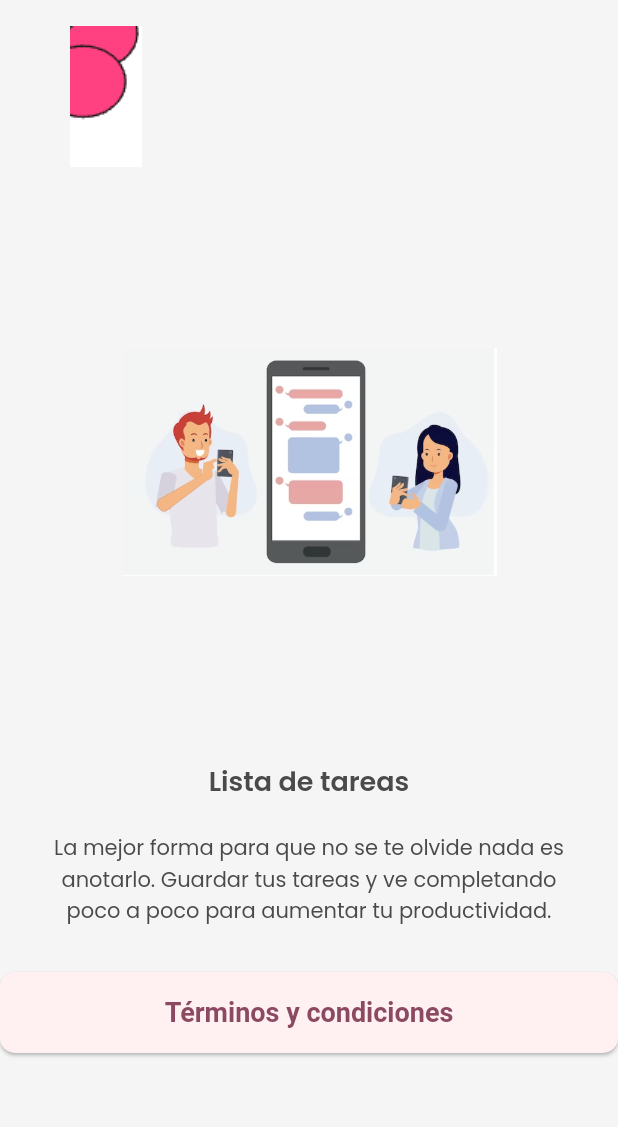
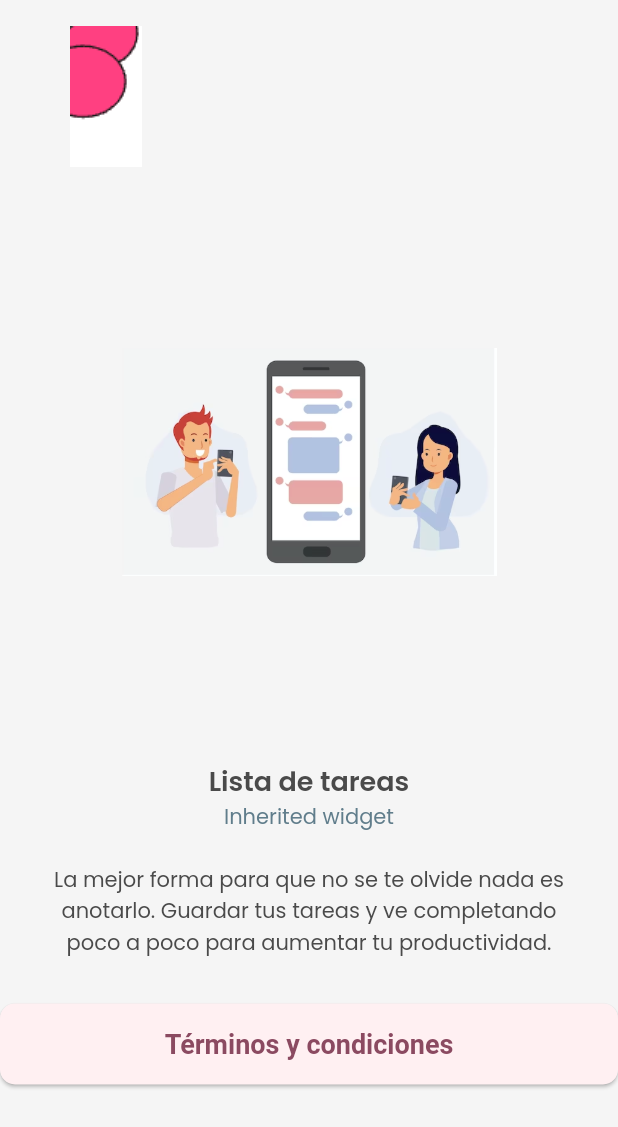
Before and after one commit to Lorena2387/lista_tareas, a Flutter app: the screen it shows after launch, on a phone screen of 412 x 824 dp. Shown: the top 1127 px of the screen. Run offline on Flutter 3.47's test engine with Material 2 defaults, Android fonts, the phone set to English and light mode, and no system bars; our stand-ins replace shared_preferences.

Commit message:
implementation of inherited widget and provider

```diff
--- a/lista_tareas/lib/app/app.dart
+++ b/lista_tareas/lib/app/app.dart
@@ -1,4 +1,5 @@
 import 'package:flutter/material.dart';
+import 'package:lista_tareas/app/view/home/inherited_widgets.dart';
 import 'package:lista_tareas/app/view/splash/splash_view.dart';
 //import 'package:lista_tareas/app/view/splash.dart';
 //import 'package:lista_tareas/app/view/task_list.dart';
@@ -12,7 +13,9 @@ class MyApp extends StatelessWidget {
     const primary = Color(0xFFF48FB1);
     const textColor = Color(0xFF4A4A4A);
     const backgroundColor = Color(0xFFF5F5F5);
-    return MaterialApp(
+    return SpecialColor(
+      color: Colors.blueGrey,
+      child: MaterialApp(
         debugShowCheckedModeBanner: false,
         title: 'Flutter Demo',
         theme: ThemeData(
@@ -42,6 +45,7 @@ class MyApp extends StatelessWidget {
           useMaterial3: true,
         ),
         home: SplashView(),
+      ),
     );
   }
 }
--- a/lista_tareas/lib/app/view/splash/splash_view.dart
+++ b/lista_tareas/lib/app/view/splash/splash_view.dart
@@ -3,6 +3,7 @@ import 'package:flutter/material.dart';
 
 import 'package:lista_tareas/app/view/components/h1.dart';
 import 'package:lista_tareas/app/view/components/shape.dart';
+import 'package:lista_tareas/app/view/home/inherited_widgets.dart';
 //import 'package:lista_tareas/app/view/components/shape.dart';
 import 'package:lista_tareas/app/view/task_list/task_list_view.dart';
 import 'package:url_launcher/url_launcher.dart';
@@ -30,6 +31,10 @@ class SplashView extends StatelessWidget {
           ),
           const H1(
             'Lista de tareas',
+          ),
+          Text(
+            'Inherited widget',
+            style: TextStyle(color: SpecialColor.of(context).color),
           ),
           const SizedBox(
             height: 21,
--- a/lista_tareas/pubspec.yaml
+++ b/lista_tareas/pubspec.yaml
@@ -41,6 +41,7 @@ dependencies:
 dev_dependencies:
   flutter_test:
     sdk: flutter
+  provider: ^6.0.5
 
   # The "flutter_lints" package below contains a set of recommended lints to
   # encourage good coding practices. The lint set provided by the package is
```
Also changed, not shown: lista_tareas/pubspec.lock. Lines whose indentation alone changed are shown as unchanged.
